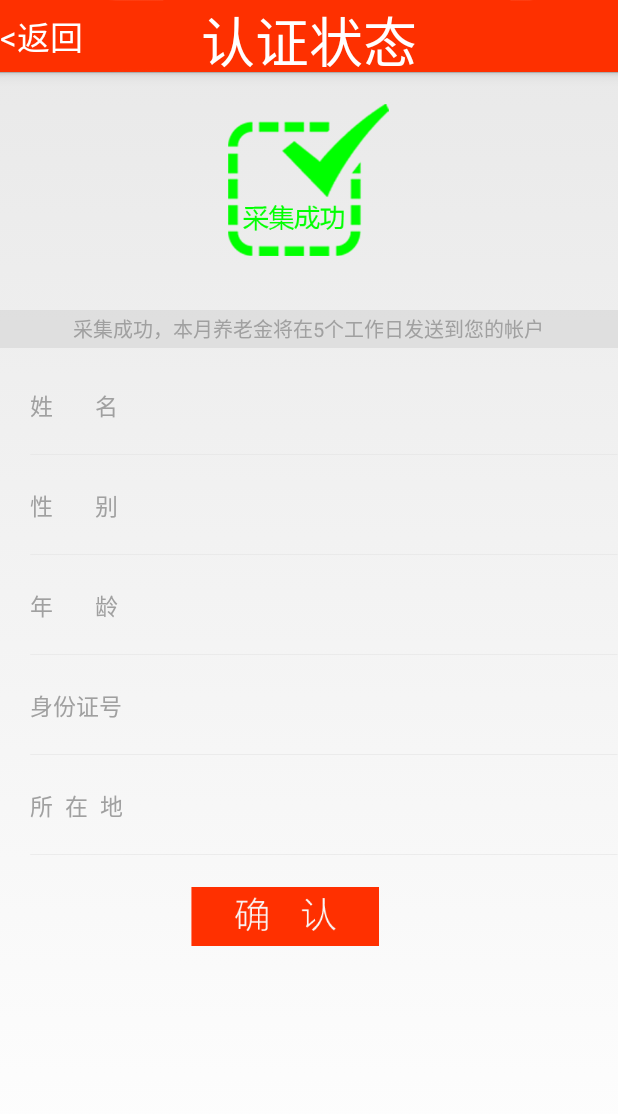
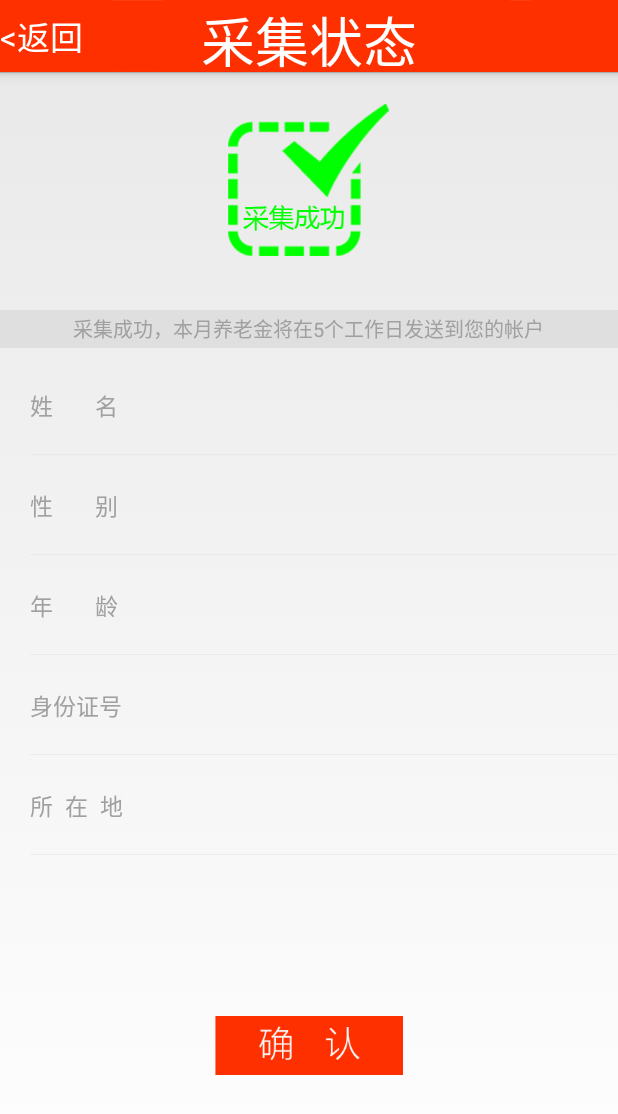
Before and after one commit to JacksonMich/HongMo, an Android app: the SuccessLayout screen opened directly, with no data from a screen before it, on a phone screen of 412 x 824 dp. Shown: the top 1114 px of the screen. Run offline under Robolectric (Android 15) with nearby library versions, the phone set to English and light mode, and no system bars.

Commit message:
测试一个页面by zhr

```diff
--- a/app/src/main/java/com/example/whx/hongmo/IdToAddress.java
+++ b/app/src/main/java/com/example/whx/hongmo/IdToAddress.java
@@ -59,6 +59,7 @@ public class IdToAddress {
 //        Cursor cursor = database.rawQuery("select * from idad where id="+"123456",null);
 
     }
+
     public String getAddress(String id){
         Cursor cursor = database.rawQuery("select * from idad where id="+id,null);
         String result;
--- a/app/src/main/java/com/example/whx/hongmo/SuccessLayout.java
+++ b/app/src/main/java/com/example/whx/hongmo/SuccessLayout.java
@@ -21,7 +21,7 @@ public class SuccessLayout extends Activity implements View.OnClickListener{
 
         CustomActionBar actionBar = new CustomActionBar(this);
         actionBar.setActionBarLayout(R.layout.actionbar);
-        actionBar.setTitle("认证状态");
+        actionBar.setTitle("采集状态");
 
         sharedInfo = new SharedInfo(this);
 
--- a/app/src/main/res/layout/getfailed_layout.xml
+++ b/app/src/main/res/layout/getfailed_layout.xml
@@ -91,6 +91,7 @@
             android:layout_marginTop="30dp"
             android:layout_width="match_parent"
             android:layout_height="match_parent"
+            android:layout_margin="15dp"
             >
 
         </ListView>
--- a/app/src/main/res/layout/getsuccess_layout.xml
+++ b/app/src/main/res/layout/getsuccess_layout.xml
@@ -90,6 +90,7 @@
             android:layout_marginTop="30dp"
             android:layout_width="match_parent"
             android:layout_height="match_parent"
+            android:layout_margin="15dp"
             >
 
         </ListView>
--- a/app/src/main/res/layout/record.xml
+++ b/app/src/main/res/layout/record.xml
@@ -46,6 +46,7 @@
             android:layout_marginTop="30dp"
             android:layout_width="match_parent"
             android:layout_height="match_parent"
+            android:layout_margin="15dp"
             >
 
         </ListView>
--- a/app/src/main/res/layout/record_item.xml
+++ b/app/src/main/res/layout/record_item.xml
@@ -10,7 +10,6 @@
         android:layout_width="wrap_content"
         android:layout_height="wrap_content"
         android:layout_marginTop="12dp"
-        android:layout_marginLeft="20dp"
         android:text="2015年11月"
         android:textSize="32px"/>
     <TextView
@@ -19,7 +18,6 @@
         android:layout_height="wrap_content"
         android:layout_alignParentRight="true"
         android:layout_alignTop="@+id/record_item_title"
-        android:layout_marginRight="20dp"
         android:text="领取失败"
         android:textSize="32px"
         android:textColor="#ff3000"
@@ -29,7 +27,6 @@
         android:layout_below="@+id/record_item_title"
         android:layout_marginTop="7dp"
         android:layout_marginBottom="12dp"
-        android:layout_marginLeft="20dp"
         android:layout_width="wrap_content"
         android:layout_height="wrap_content"
         android:text="11月10日 10:25"
@@ -41,7 +38,6 @@
         android:layout_marginTop="7dp"
         android:layout_width="wrap_content"
         android:layout_height="wrap_content"
-        android:layout_marginRight="20dp"
         android:layout_alignParentRight="true"
         android:layout_alignBottom="@+id/record_item_subtitle"
         android:text="200元"
--- a/app/src/main/res/layout/success_info.xml
+++ b/app/src/main/res/layout/success_info.xml
@@ -254,16 +254,20 @@
                 android:scaleType="fitXY" />
         </LinearLayout>
 
+        <RelativeLayout
+            android:layout_width="match_parent"
+            android:layout_height="match_parent">
+
             <Button
                 android:id="@+id/quitAccount"
-            android:layout_below="@+id/p_l3"
                 android:layout_width="125dp"
                 android:layout_height="39.5dp"
-            android:layout_marginTop="21.5dp"
                 android:background="@mipmap/anniu_queren"
                 android:textSize="@dimen/font_size_12"
-            android:layout_centerHorizontal="true"
-            android:layout_marginLeft="127.5dp" />
+                android:layout_centerVertical="true"
+                android:layout_centerHorizontal="true" />
+        </RelativeLayout>
+
     </LinearLayout>
 
 
```
Also changed, not shown: app/src/main/java/com/example/whx/hongmo/DensityUtil.java (added, +27 -0 lines), app/src/main/java/com/example/whx/hongmo/MainActivity.java (+7 -2 lines). Lines whose indentation alone changed are shown as unchanged.
